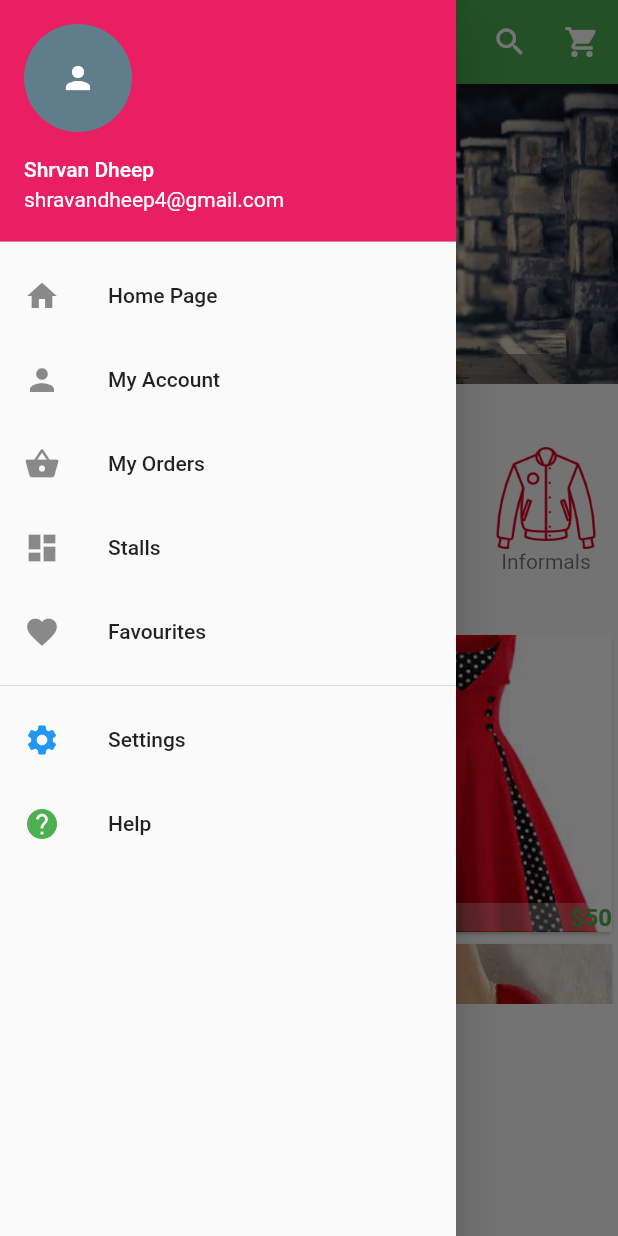
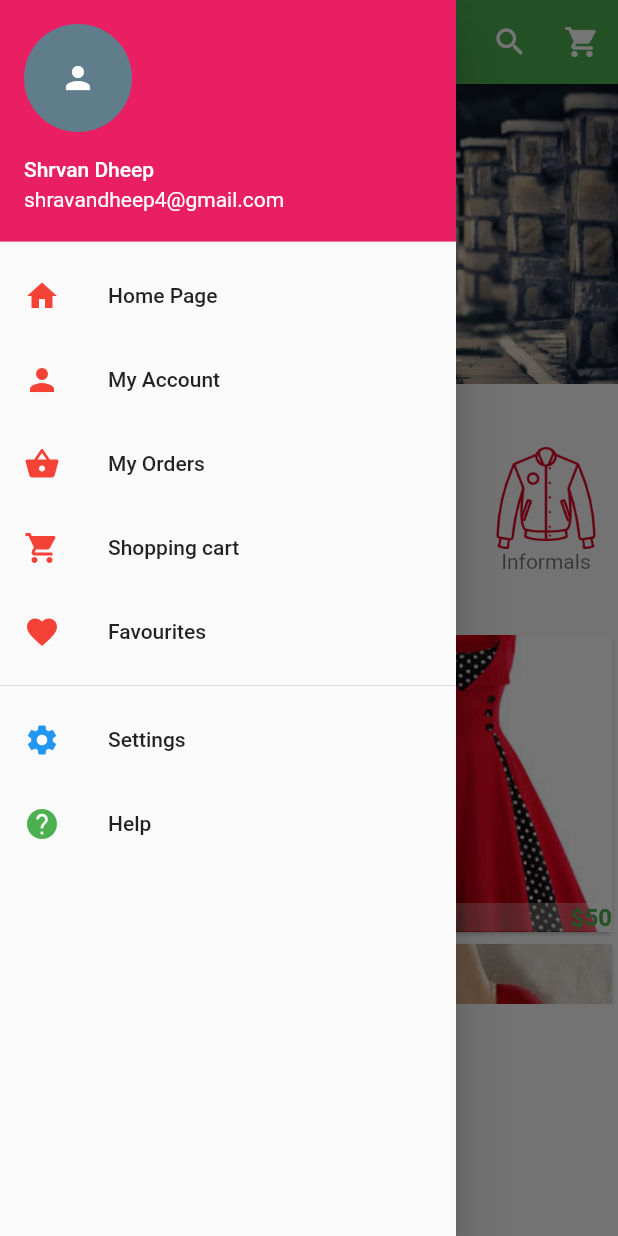
Before and after one commit to Shravandheep4/svce_pay, a Flutter app: the screen it shows after launch, with the side drawer open, on a phone screen of 412 x 824 dp. Run offline on Flutter 3.47's test engine with Material 2 defaults, Android fonts, the phone set to English and light mode, and no system bars; drawn by our look-alikes of carousel_pro.

Commit message:
Add routes to pages

```diff
--- a/lib/main.dart
+++ b/lib/main.dart
@@ -4,6 +4,7 @@ import 'package:carousel_pro/carousel_pro.dart';
 //User-defined imports
 import 'package:svce_pay/components/horizontal_listview.dart';
 import 'package:svce_pay/components/products.dart';
+import 'package:svce_pay/pages/cart.dart';
 
 
 void main(){
@@ -41,6 +42,7 @@ class _HomePageState extends State<HomePage> {
         animationCurve: Curves.fastOutSlowIn,
         animationDuration: Duration(milliseconds: 1000),
         dotSize: 4.0,
+        dotBgColor: Colors.transparent,
         indicatorBgPadding: 6.0,
         dotColor: Colors.white,
       )
@@ -55,7 +57,9 @@ class _HomePageState extends State<HomePage> {
         title : Text("SVCEpay"),
         actions: <Widget>[
           new IconButton(icon: Icon(Icons.search, color: Colors.white),onPressed: (){} ),
-          new IconButton(icon: Icon(Icons.shopping_cart, color: Colors.white),onPressed: (){} )
+          new IconButton(icon: Icon(Icons.shopping_cart, color: Colors.white),onPressed: (){
+             Navigator.push(context, MaterialPageRoute(builder: (context) => new Cart()));
+          } )
         ],
       ),
 
@@ -85,7 +89,7 @@ class _HomePageState extends State<HomePage> {
               onTap: (){},
               child: ListTile(
                 title : Text("Home Page"),
-                leading: Icon(Icons.home),
+                leading: Icon(Icons.home, color: Colors.red),
               ),
             ),
 
@@ -93,7 +97,7 @@ class _HomePageState extends State<HomePage> {
               onTap: (){},
               child: ListTile(
                 title : Text("My Account"),
-                leading: Icon(Icons.person),
+                leading: Icon(Icons.person, color: Colors.red),
               ),
             ),
 
@@ -102,16 +106,18 @@ class _HomePageState extends State<HomePage> {
               onTap: (){},
               child: ListTile(
                 title : Text("My Orders"),
-                leading: Icon(Icons.shopping_basket),
+                leading: Icon(Icons.shopping_basket, color: Colors.red),
               ),
             ),
 
 
             new InkWell(
-              onTap: (){},
+              onTap: (){
+                Navigator.push(context, MaterialPageRoute(builder: (context) => new Cart()));
+              },
               child: ListTile(
-                title : Text("Stalls"),
-                leading: Icon(Icons.dashboard),
+                title : Text("Shopping cart"),
+                leading: Icon(Icons.shopping_cart, color: Colors.red,),
               ),
             ),
 
@@ -120,7 +126,7 @@ class _HomePageState extends State<HomePage> {
               onTap: (){},
               child: ListTile(
                 title : Text("Favourites"),
-                leading: Icon(Icons.favorite),
+                leading: Icon(Icons.favorite, color: Colors.red),
               ),
             ),
 
```
